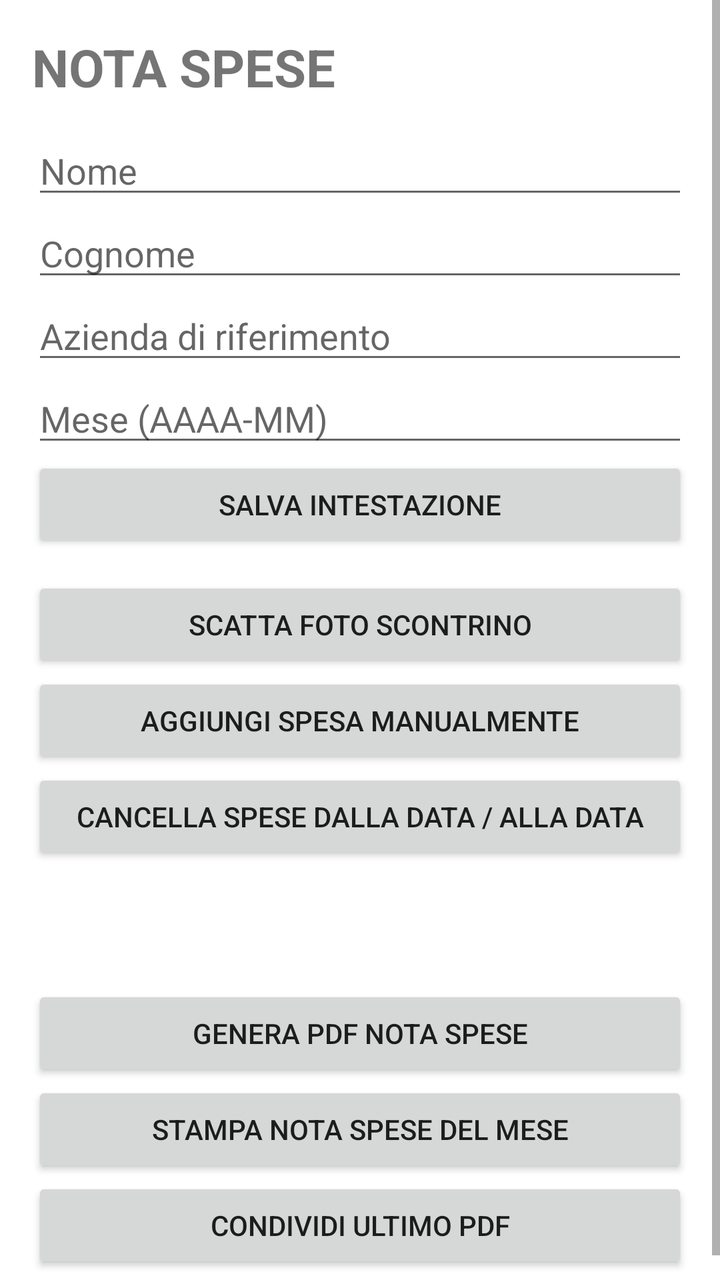
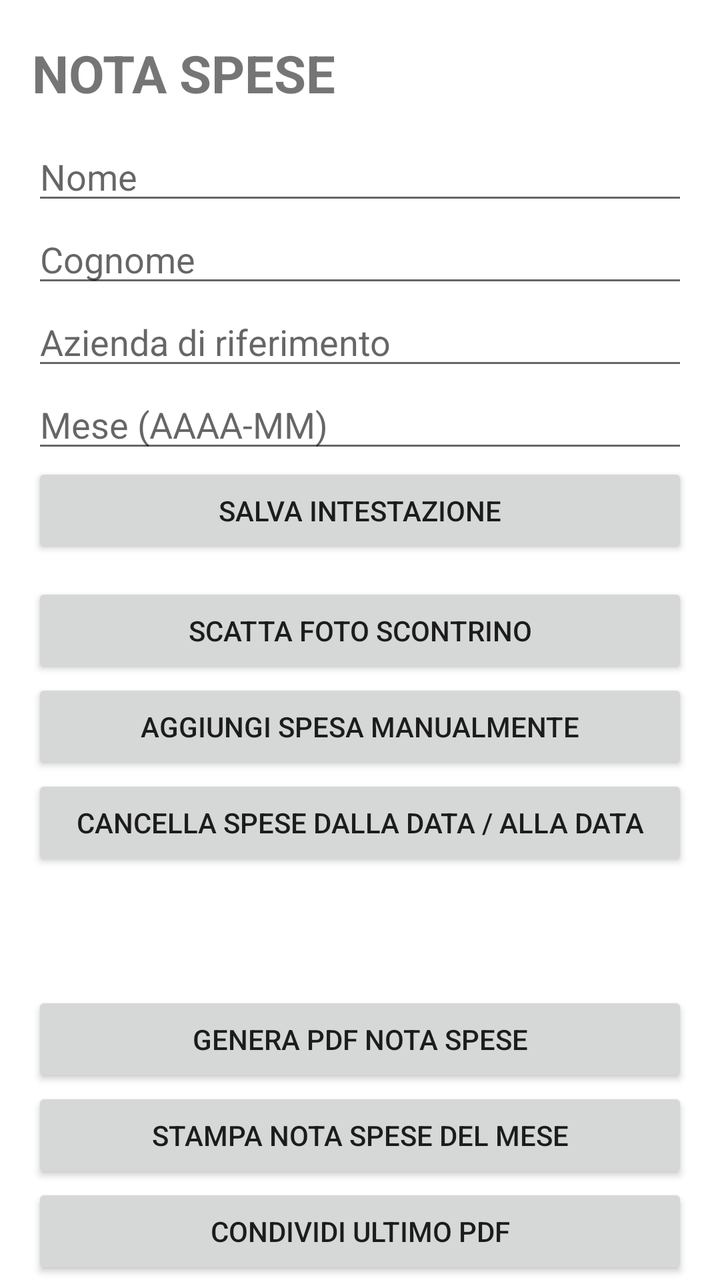

The first picture is an Android layout as it rendered before a commit; the second is the same layout after the commit. The layout source and the unified diff follow.
<!-- AndroidManifest.xml: application theme Theme.NotaSpese -->
<!-- res/layout/activity_main.xml -->
<?xml version="1.0" encoding="utf-8"?>
<ScrollView xmlns:android="http://schemas.android.com/apk/res/android"
    android:layout_width="match_parent"
    android:layout_height="match_parent">
    <LinearLayout
        android:layout_width="match_parent"
        android:layout_height="wrap_content"
        android:orientation="vertical"
        android:padding="16dp">

        <TextView android:layout_width="wrap_content" android:layout_height="wrap_content"
            android:text="NOTA SPESE" android:textStyle="bold" android:textSize="26sp"
            android:layout_marginBottom="12dp"/>

        <EditText android:id="@+id/etNome" android:layout_width="match_parent"
            android:layout_height="wrap_content" android:hint="Nome"/>
        <EditText android:id="@+id/etCognome" android:layout_width="match_parent"
            android:layout_height="wrap_content" android:hint="Cognome"/>
        <EditText android:id="@+id/etAzienda" android:layout_width="match_parent"
            android:layout_height="wrap_content" android:hint="Azienda di riferimento"/>
        <EditText android:id="@+id/etMese" android:layout_width="match_parent"
            android:layout_height="wrap_content" android:hint="Mese (AAAA-MM)"/>

        <Button android:id="@+id/btnSalvaProfilo" android:layout_width="match_parent"
            android:layout_height="wrap_content" android:text="Salva intestazione"/>
        <Button android:id="@+id/btnFoto" android:layout_width="match_parent"
            android:layout_height="wrap_content" android:text="Scatta foto scontrino"
            android:layout_marginTop="12dp"/>
        <Button android:id="@+id/btnManuale" android:layout_width="match_parent"
            android:layout_height="wrap_content" android:text="Aggiungi spesa manualmente"/>
        <Button android:id="@+id/btnEliminaPeriodo" android:layout_width="match_parent"
            android:layout_height="wrap_content" android:text="Cancella spese dalla data / alla data"/>

        <TextView android:id="@+id/tvTotali" android:layout_width="match_parent"
            android:layout_height="wrap_content" android:textStyle="bold"
            android:textSize="18sp" android:paddingTop="12dp" android:paddingBottom="8dp"/>

        <LinearLayout android:id="@+id/containerSpese" android:layout_width="match_parent"
            android:layout_height="wrap_content" android:orientation="vertical"/>

        <Button android:id="@+id/btnPdf" android:layout_width="match_parent"
            android:layout_height="wrap_content" android:text="Genera PDF nota spese"
            android:layout_marginTop="16dp"/>
        <Button android:id="@+id/btnStampa" android:layout_width="match_parent"
            android:layout_height="wrap_content" android:text="Stampa nota spese del mese"/>
        <Button android:id="@+id/btnCondividi" android:layout_width="match_parent"
            android:layout_height="wrap_content" android:text="Condividi ultimo PDF"/>
    </LinearLayout>
</ScrollView>
<!-- resources referenced by this layout -->
<resources>
  <style name="Theme.NotaSpese" parent="Theme.MaterialComponents.DayNight.NoActionBar">
          <item name="colorPrimary">#1F4E79</item>
          <item name="colorPrimaryVariant">#163A5C</item>
          <item name="colorOnPrimary">#FFFFFF</item>
      </style>
</resources>

<!-- the commit's change to res/layout/activity_main.xml (unified diff, before → after) -->
@@ -1,12 +1,16 @@
 <?xml version="1.0" encoding="utf-8"?>
 <ScrollView xmlns:android="http://schemas.android.com/apk/res/android"
     android:layout_width="match_parent"
-    android:layout_height="match_parent">
+    android:layout_height="match_parent"
+    android:paddingTop="19dp"
+    android:paddingBottom="19dp"
+    android:clipToPadding="false">
     <LinearLayout
         android:layout_width="match_parent"
         android:layout_height="wrap_content"
         android:orientation="vertical"
-        android:padding="16dp">
+        android:paddingStart="16dp"
+        android:paddingEnd="16dp">
 
         <TextView android:layout_width="wrap_content" android:layout_height="wrap_content"
             android:text="NOTA SPESE" android:textStyle="bold" android:textSize="26sp"
